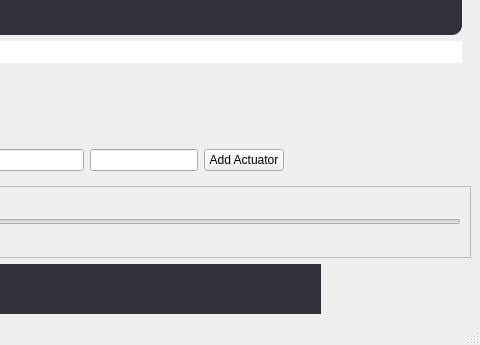
OrionAerospaceYT/SideKick, file Ui/ActuatorUi.ui: the form before one commit; both pictures show x 270 to 750 and y 136 to 481 of the 750 by 481 pixel window.
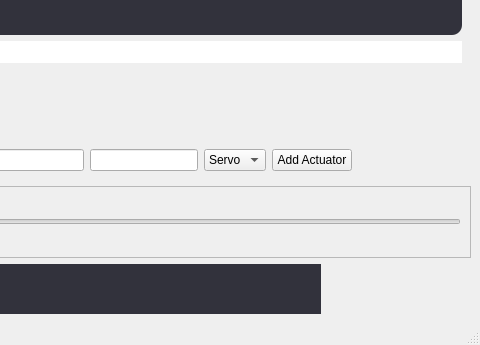
The form after the commit. Icons and pictures are not drawn.

What changed in the file:
```diff
--- a/Ui/ActuatorUi.ui
+++ b/Ui/ActuatorUi.ui
@@ -145,6 +145,20 @@
        <item>
         <widget class="QLineEdit" name="max"/>
        </item>
+       <item>
+        <widget class="QComboBox" name="type">
+         <item>
+          <property name="text">
+           <string>Servo</string>
+          </property>
+         </item>
+         <item>
+          <property name="text">
+           <string>Pin</string>
+          </property>
+         </item>
+        </widget>
+       </item>
        <item>
         <widget class="QPushButton" name="add">
          <property name="text">
```
